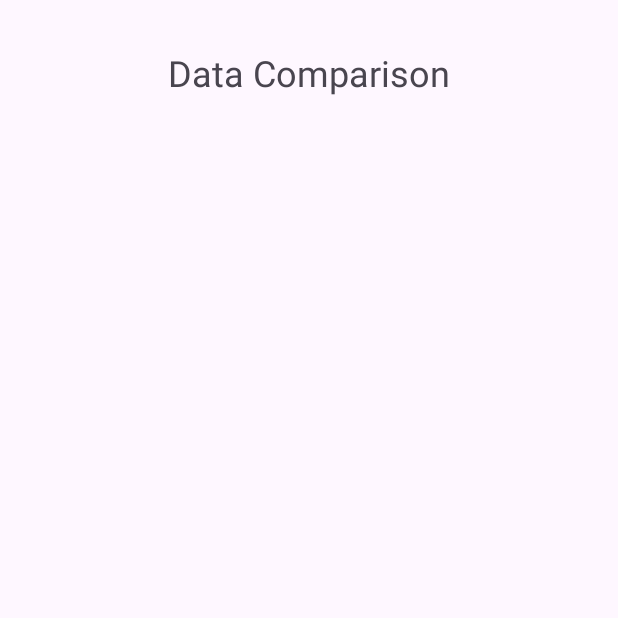
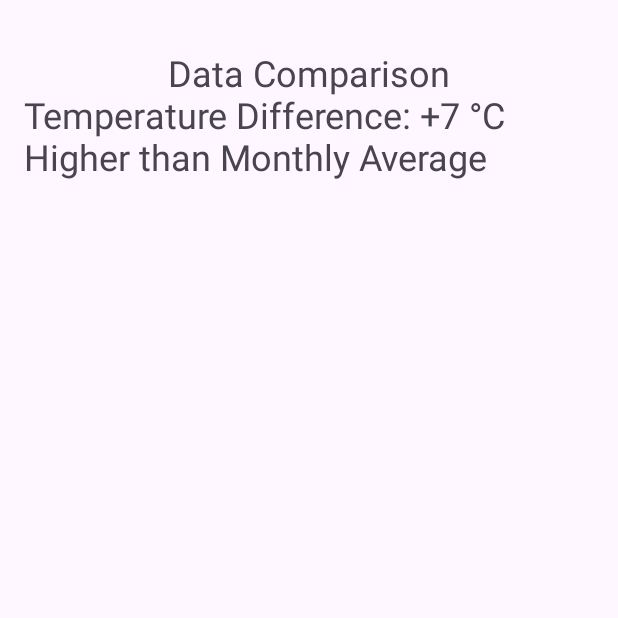
Before and after one commit to Jdgvr/AirStockholm2, an Android app: the DataComparison screen opened directly, with no data from a screen before it, on a phone screen of 412 x 824 dp, the top half of it. Run offline under Robolectric (Android 15) with nearby library versions, the phone set to English and light mode, and no system bars.

Commit message:
Add  layouts  date

```diff
--- a/app/src/main/java/com/example/airstockholm/DataComparison.java
+++ b/app/src/main/java/com/example/airstockholm/DataComparison.java
@@ -1,12 +1,48 @@
 package com.example.airstockholm;
 
 import android.os.Bundle;
+import android.widget.TextView;
+
 import androidx.appcompat.app.AppCompatActivity;
 
+import java.util.Calendar;
+
 public class DataComparison extends AppCompatActivity{
+
+    private TextView textTemperatureComparison;
+
     @Override
     protected void onCreate(Bundle savedInstanceState) {
         super.onCreate(savedInstanceState);
         setContentView(R.layout.activity_comparison);
+
+        textTemperatureComparison = findViewById(R.id.textTemperatureComparison);
+
+        int currentTemperature = DataTemperature.generateRandomTemperature();
+        compareTemperature(currentTemperature);
     }
+
+    private void compareTemperature(int currentTemperature) {
+
+        int month = getCurrentMonth();
+        int averageMonthTemperature = DataTemperature.getAverageTemperature(month);
+
+        int temperatureDifference = currentTemperature - averageMonthTemperature;
+
+        String comparisonText;
+        if (temperatureDifference > 0) {
+            comparisonText = "Temperature Difference: +" + temperatureDifference + " °C \nHigher than Monthly Average";
+        } else if (temperatureDifference < 0) {
+            comparisonText = "Temperature Difference: " + temperatureDifference + " °C \nLower than Monthly Average";
+        } else {
+            comparisonText = "Temperature Difference: 0 °C \nEqual to Monthly Average";
+        }
+        textTemperatureComparison.append("\n" + comparisonText);
+    }
+
+    private int getCurrentMonth() {
+        Calendar calendar = Calendar.getInstance();
+        return calendar.get(Calendar.MONTH);
+    }
+
 }
--- /dev/null
+++ b/app/src/main/java/com/example/airstockholm/DataTemperature.java
@@ -0,0 +1,16 @@
+package com.example.airstockholm;
+
+import java.util.Random;
+
+public class DataTemperature {
+
+    public static int generateRandomTemperature() {
+        return new Random().nextInt(20) - 10;
+    }
+
+    private static final int[] monthTemperature = {-2, -2, 1, 5, 11, 15, 18, 16, 12, 7, 3, -1};
+
+    public static int getAverageTemperature(int month) {
+            return monthTemperature[month];
+    }
+}
--- a/app/src/main/java/com/example/airstockholm/MainActivity.java
+++ b/app/src/main/java/com/example/airstockholm/MainActivity.java
@@ -71,7 +71,7 @@ public class MainActivity extends AppCompatActivity {
     }
 
     private void generateRandomData() {
-        int temp = new Random().nextInt(11) - 10;
+        int temp = DataTemperature.generateRandomTemperature();
         temperatureLevel.setText(String.valueOf(temp));
 
         String[] aqiIndex = {"Good", "Fair", "Moderate", "Poor", "Very Poor"};
--- a/app/src/main/res/layout/activity_comparison.xml
+++ b/app/src/main/res/layout/activity_comparison.xml
@@ -4,6 +4,7 @@
     xmlns:tools="http://schemas.android.com/tools"
     android:layout_width="match_parent"
     android:layout_height="match_parent"
+    android:orientation="vertical"
     android:paddingLeft="16dp"
     android:paddingTop="16dp"
     android:paddingRight="16dp"
@@ -19,4 +20,12 @@
         android:layout_centerHorizontal="true"
         android:layout_marginTop="16dp"/>
 
+    <TextView
+        android:id="@+id/textTemperatureComparison"
+        android:layout_width="wrap_content"
+        android:layout_height="wrap_content"
+        android:textSize="24sp"
+        android:layout_gravity="center"
+        android:layout_marginTop="16dp"/>
+
 </RelativeLayout>
```
